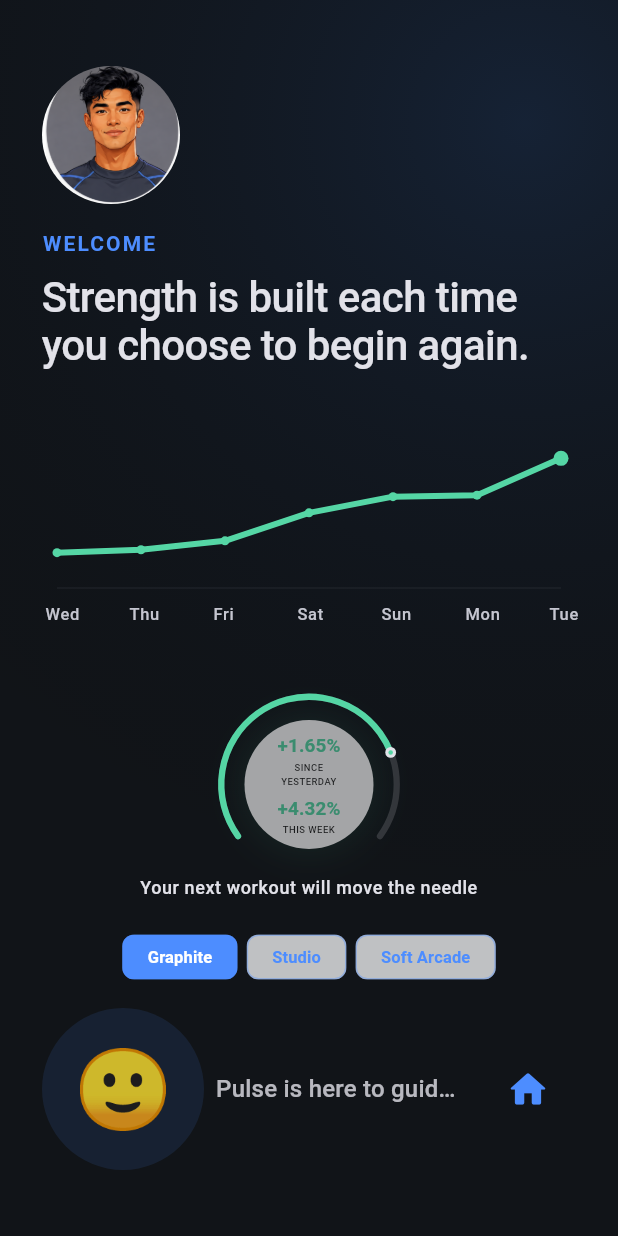
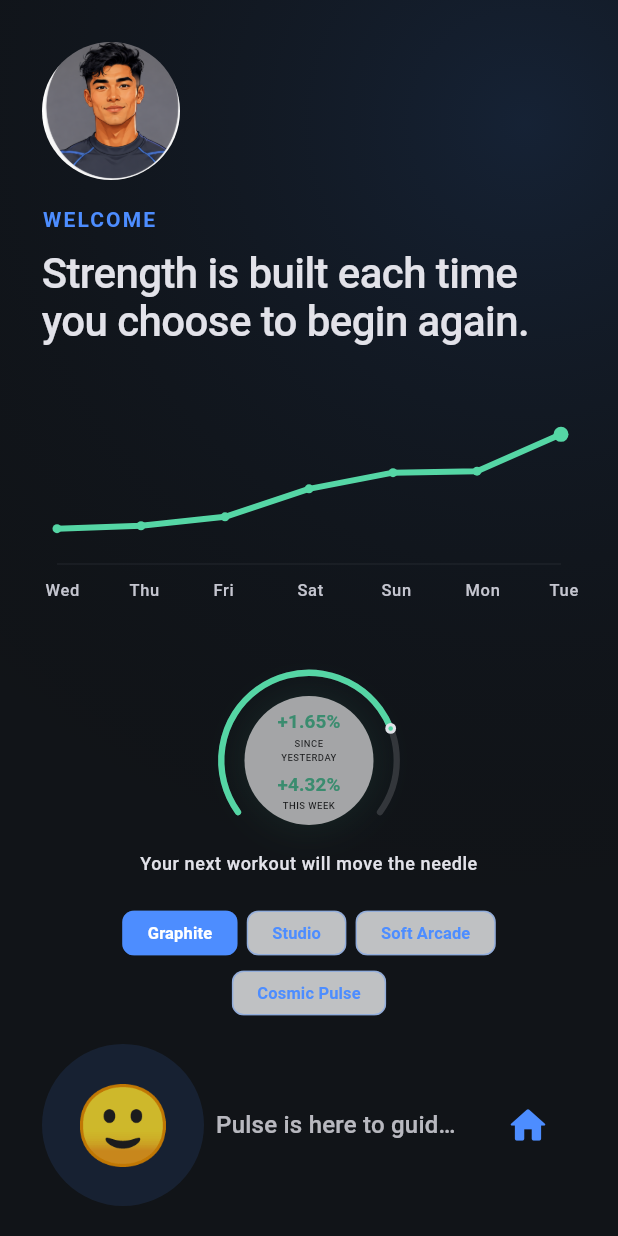
Before and after one commit to HyperspaceArchitecture/fitpulse, a Flutter app: the screen it shows after launch, on a phone screen of 412 x 824 dp. Run offline on Flutter 3.47's test engine with Material 3 defaults, Android fonts, the phone set to English and light mode, and no system bars; our stand-ins replace flutter_riverpod, go_router, image_picker, shared_preferences.

Commit message:
Add Cosmic Pulse visual theme

```diff
--- a/lib/core/theme/app_theme.dart
+++ b/lib/core/theme/app_theme.dart
@@ -73,6 +73,7 @@ abstract final class FitPulseTheme {
       AppThemeVariant.graphite => _graphite,
       AppThemeVariant.studioLilac => _studioLilac,
       AppThemeVariant.softArcade => _softArcade,
+      AppThemeVariant.cosmicPulse => _cosmicPulse,
     };
     final scheme = ColorScheme.fromSeed(
       seedColor: palette.primary,
@@ -233,6 +234,22 @@ abstract final class FitPulseTheme {
       glow: Color(0xFFD8D1FF),
     ),
   );
+
+  static const _cosmicPulse = _ThemePalette(
+    brightness: Brightness.dark,
+    primary: Color(0xFF8C7CFF),
+    secondary: Color(0xFF55D9FF),
+    tertiary: Color(0xFFFF7BD5),
+    friendly: false,
+    colors: FitPulseColors(
+      background: Color(0xFF090D2B),
+      panel: Color(0xFF11184A),
+      success: Color(0xFF55D9FF),
+      warning: Color(0xFFFFC857),
+      danger: Color(0xFFFF6B9D),
+      glow: Color(0xFF4035A8),
+    ),
+  );
 }
 
 class _ThemePalette {
--- a/lib/core/theme/app_theme_variant.dart
+++ b/lib/core/theme/app_theme_variant.dart
@@ -2,7 +2,8 @@
 enum AppThemeVariant {
   graphite('Graphite', 'Masculine, contemporary and focused'),
   studioLilac('Studio', 'Soft, expressive and editorial'),
-  softArcade('Soft Arcade', 'Clean, polished and playfully rounded');
+  softArcade('Soft Arcade', 'Clean, polished and playfully rounded'),
+  cosmicPulse('Cosmic Pulse', 'Electric, immersive and creative');
 
   const AppThemeVariant(this.label, this.description);
 
--- a/lib/features/theme_preview/presentation/widgets/theme_selector.dart
+++ b/lib/features/theme_preview/presentation/widgets/theme_selector.dart
@@ -68,5 +68,6 @@ class ThemeSelector extends ConsumerWidget {
     AppThemeVariant.graphite => Icons.bolt_rounded,
     AppThemeVariant.studioLilac => Icons.auto_awesome_rounded,
     AppThemeVariant.softArcade => Icons.bubble_chart_rounded,
+    AppThemeVariant.cosmicPulse => Icons.blur_on_rounded,
   };
 }
--- a/lib/shared/widgets/member_avatar.dart
+++ b/lib/shared/widgets/member_avatar.dart
@@ -34,6 +34,7 @@ class MemberAvatar extends ConsumerWidget {
         AppThemeVariant.graphite => 0,
         AppThemeVariant.studioLilac => 1,
         AppThemeVariant.softArcade => 2,
+        AppThemeVariant.cosmicPulse => 1,
         null => 0,
       };
       return _ThemePortrait(radius: radius, index: portraitIndex);
```
